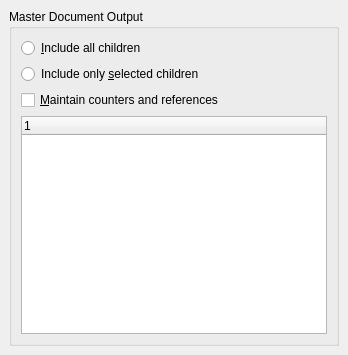
Qt form src/frontends/qt/ui/MasterChildUi.ui (cburschka/lyx) before a commit.
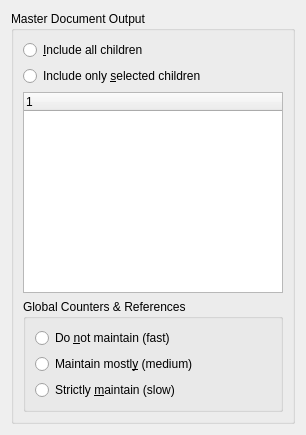
The same form after that commit.

Commit message:
Introduce maintain unincluded children "mostly"
This is a mode for includeonly handling that is effective and still outputs
at least mostly correct counters and references. This is intended for non-
final editing work.

File format change.

What changed in the file:
```diff
--- a/src/frontends/qt/ui/MasterChildUi.ui
+++ b/src/frontends/qt/ui/MasterChildUi.ui
@@ -1,65 +1,30 @@
 <ui version="4.0" >
  <class>MasterChildUi</class>
- <widget class="QWidget" name="MasterChildUi" >
-  <property name="geometry" >
+ <widget class="QWidget" name="MasterChildUi">
+  <property name="geometry">
    <rect>
     <x>0</x>
     <y>0</y>
-    <width>348</width>
-    <height>355</height>
+    <width>306</width>
+    <height>435</height>
    </rect>
   </property>
   <property name="windowTitle" >
    <string/>
   </property>
-  <layout class="QGridLayout" >
-   <property name="margin" >
-    <number>9</number>
-   </property>
-   <property name="spacing" >
-    <number>6</number>
-   </property>
-   <item row="0" column="0" >
-    <widget class="QGroupBox" name="includeonlyGB" >
-     <property name="title" >
+  <layout class="QGridLayout" name="gridLayout_3">
+   <item row="0" column="0">
+    <widget class="QGroupBox" name="includeonlyGB">
+     <property name="title">
       <string>Master Document Output</string>
      </property>
      <property name="flat" >
       <bool>true</bool>
      </property>
-     <layout class="QGridLayout" >
-      <property name="margin" >
-       <number>9</number>
-      </property>
-      <property name="spacing" >
-       <number>6</number>
-      </property>
-      <item row="1" column="0" >
-       <widget class="QRadioButton" name="includeonlyRB" >
-        <property name="toolTip" >
-         <string>Include only the selected subdocuments in the output</string>
-        </property>
-        <property name="text" >
-         <string>Include only &amp;selected children</string>
-        </property>
-       </widget>
-      </item>
-      <item row="2" column="0" >
-       <widget class="QCheckBox" name="maintainAuxCB" >
-        <property name="toolTip" >
-         <string>Assure counters and references are as in the complete document (prolonges compilation)</string>
-        </property>
-        <property name="text" >
-         <string>&amp;Maintain counters and references</string>
-        </property>
-       </widget>
-      </item>
-      <item row="3" column="0" >
-       <widget class="QTreeWidget" name="childrenTW" />
-      </item>
-      <item row="0" column="0" >
-       <widget class="QRadioButton" name="includeallRB" >
-        <property name="toolTip" >
+     <layout class="QGridLayout" name="gridLayout_2">
+      <item row="0" column="0">
+       <widget class="QRadioButton" name="includeallRB">
+        <property name="toolTip">
          <string>Include all subdocuments in the output</string>
         </property>
         <property name="text" >
@@ -67,6 +32,70 @@
         </property>
        </widget>
       </item>
+      <item row="1" column="0">
+       <widget class="QRadioButton" name="includeonlyRB">
+        <property name="toolTip">
+         <string>Include only the selected subdocuments in the output</string>
+        </property>
+        <property name="text">
+         <string>Include only &amp;selected children</string>
+        </property>
+       </widget>
+      </item>
+      <item row="2" column="0">
+       <widget class="QTreeWidget" name="childrenTW">
+        <column>
+         <property name="text">
+          <string notr="true">1</string>
+         </property>
+        </column>
+       </widget>
+      </item>
+      <item row="3" column="0">
+       <widget class="QGroupBox" name="maintainGB">
+        <property name="toolTip">
+         <string>Here you can set up the handling of counters and references with regard to the excluded child documents.</string>
+        </property>
+        <property name="title">
+         <string>Global Counters &amp;&amp; References</string>
+        </property>
+        <layout class="QGridLayout" name="gridLayout">
+         <item row="0" column="0">
+          <widget class="QRadioButton" name="maintainCRNoneRB">
+           <property name="toolTip">
+            <string>All counters and references of excluded child documents will be ignored, thus the counters in the output will differ from an output of the complete document. 
+This is the fastest method. Use this if you do not need correct counter values and references.</string>
+           </property>
+           <property name="text">
+            <string>Do &amp;not maintain (fast)</string>
+           </property>
+          </widget>
+         </item>
+         <item row="1" column="0">
+          <widget class="QRadioButton" name="maintainCRMostlyRB">
+           <property name="toolTip">
+            <string>Counters and references of excluded child documents will be set up once and adapted if an excluded document has been modified. This sets up counters and references correctly in most cases, but it does not adjust page references to unincluded children that change due to changes of included files. 
+This is significantly faster than &quot;Strictly maintain&quot;. Use this if you need correct counters and more or less correct references.</string>
+           </property>
+           <property name="text">
+            <string>Maintain mostl&amp;y (medium)</string>
+           </property>
+          </widget>
+         </item>
+         <item row="2" column="0">
+          <widget class="QRadioButton" name="maintainCRStrictRB">
+           <property name="toolTip">
+            <string>Assure that all counters and references are identical to the complete document. This can be much slower than the first two methods. 
+Use this if you absolutely need correct counters.</string>
+           </property>
+           <property name="text">
+            <string>Strictly &amp;maintain (slow)</string>
+           </property>
+          </widget>
+         </item>
+        </layout>
+       </widget>
+      </item>
      </layout>
     </widget>
    </item>
```
Left out of the diff: 11 changed lines with no effect on the pictures. The commit also changes 11 other files.
